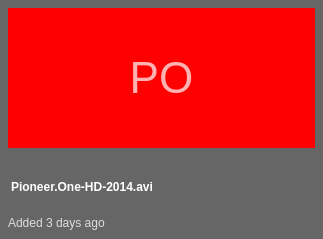
This is TriblerGUI/qt_resources/home_recommended_item.ui in Tribler/tribler as Qt 5 draws it before an edit. The edited form follows.
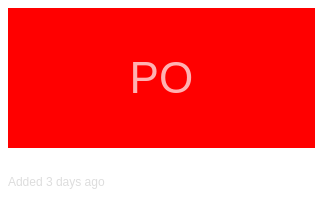
This is the edited form. Custom widgets are drawn as their Qt base class.

```diff
--- a/TriblerGUI/qt_resources/home_recommended_item.ui
+++ b/TriblerGUI/qt_resources/home_recommended_item.ui
@@ -7,7 +7,7 @@
     <x>0</x>
     <y>0</y>
     <width>323</width>
-    <height>239</height>
+    <height>198</height>
    </rect>
   </property>
   <property name="sizePolicy">
@@ -38,8 +38,7 @@
    <bool>false</bool>
   </property>
   <property name="styleSheet">
-   <string notr="true">QWidget { background-color: #666; }
-</string>
+   <string notr="true">background-color: transparent;</string>
   </property>
   <layout class="QVBoxLayout" name="verticalLayout">
    <property name="spacing">
@@ -152,6 +151,13 @@
    </item>
   </layout>
  </widget>
+ <customwidgets>
+  <customwidget>
+   <class>ThumbnailWidget</class>
+   <extends>QLabel</extends>
+   <header>thumbnailwidget.h</header>
+  </customwidget>
+ </customwidgets>
  <resources/>
  <connections/>
 </ui>
```
Left out of the diff: 28 changed lines with no effect on the pictures. Lines whose indentation alone changed are shown as unchanged.
